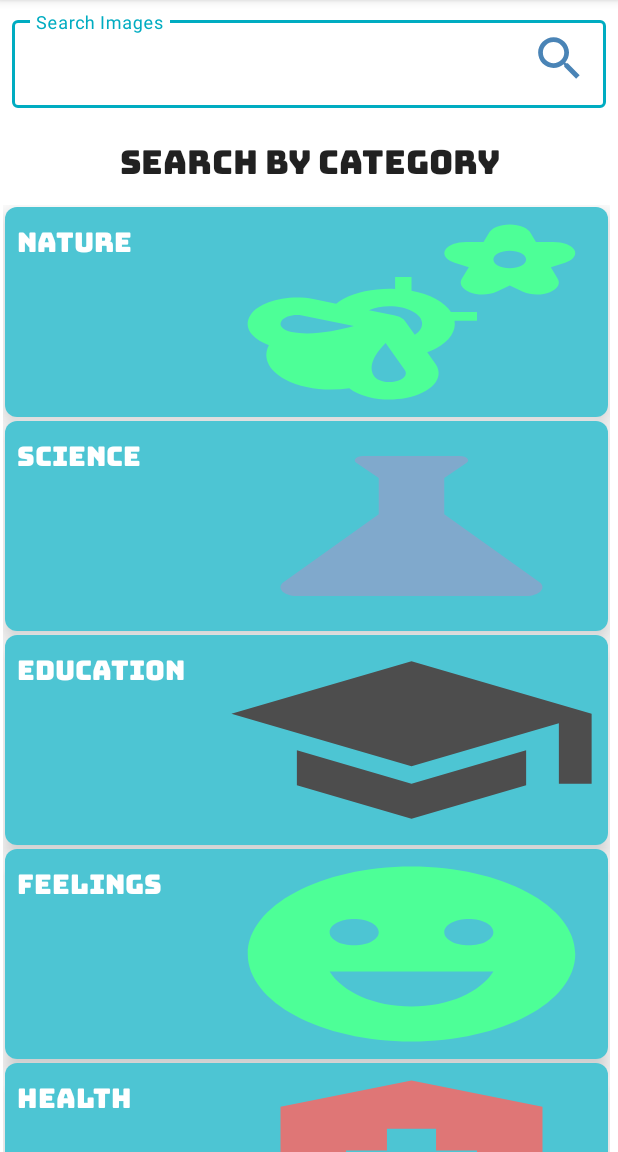
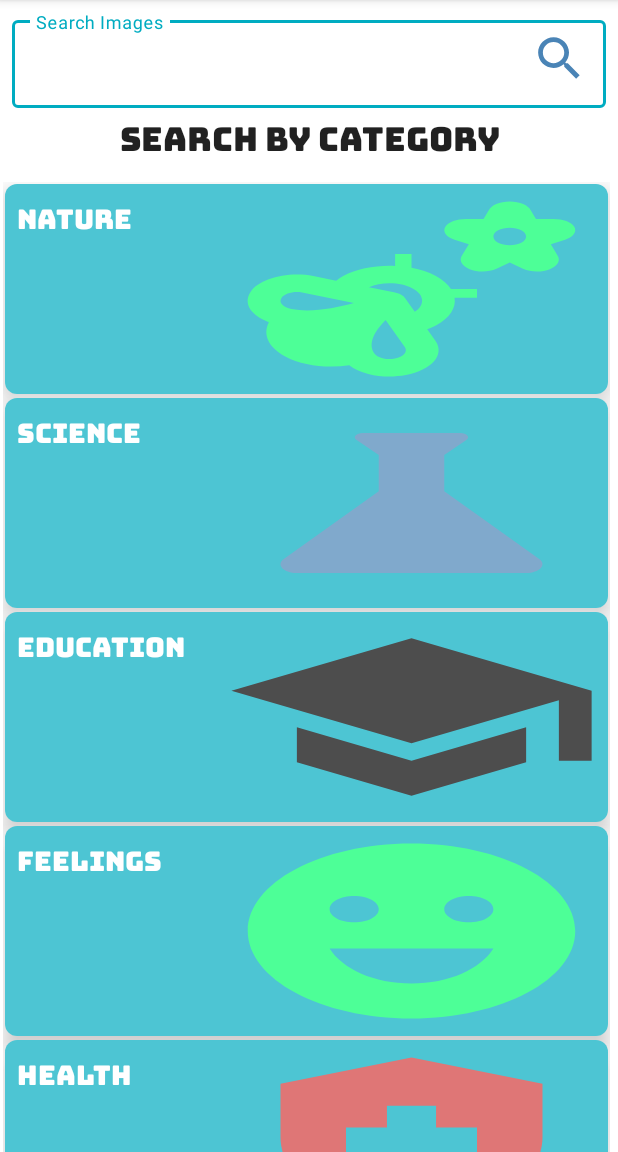
Before and after one commit to n0dz/Wally-MVVM, an Android app: the screen it shows after launch (SearchImageActivity), on a phone screen of 412 x 824 dp, the part 84-1236 px from its top. Run offline under Robolectric (Android 15) with nearby library versions, the phone set to English and light mode, and no system bars; Roboto replaces fonts that are not available here.

Commit message:
UI changes again

```diff
--- a/app/src/main/res/layout/activity_search_image.xml
+++ b/app/src/main/res/layout/activity_search_image.xml
@@ -36,6 +36,7 @@
         android:text="Search By Category"
         android:id="@+id/categoryTV"
         android:textAlignment="center"
+        android:layout_marginTop="-15dp"
         android:textAppearance="@style/TextAppearance.AppCompat.Large"
         android:layout_below="@+id/searchfield"
         android:fontFamily="@font/bungee"
```
